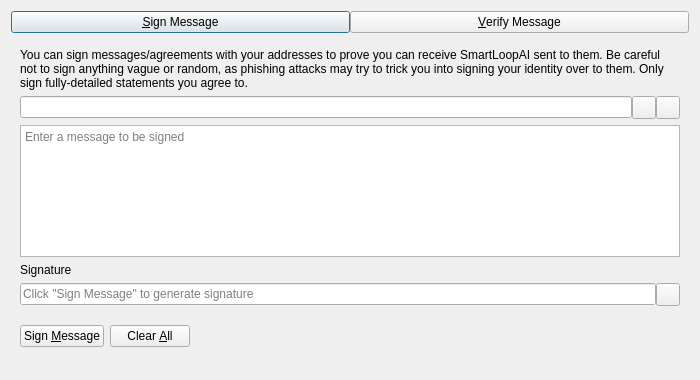
Before: the Qt Designer form src/qt/forms/signverifymessagedialog.ui in 1NF1N18Y/smartloopfix, drawn with Qt 5.
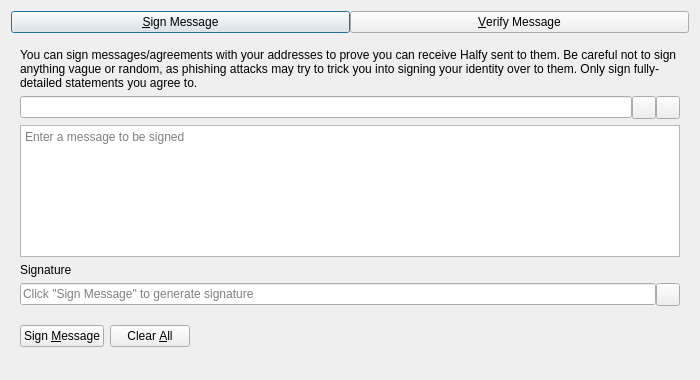
After: the same form once the commit is applied. Custom widgets are drawn as their Qt base class.

```diff
--- a/src/qt/forms/signverifymessagedialog.ui
+++ b/src/qt/forms/signverifymessagedialog.ui
@@ -63,7 +63,7 @@
        <item>
         <widget class="QLabel" name="infoLabel_SM">
          <property name="text">
-          <string>You can sign messages/agreements with your addresses to prove you can receive SmartLoopAI sent to them. Be careful not to sign anything vague or random, as phishing attacks may try to trick you into signing your identity over to them. Only sign fully-detailed statements you agree to.</string>
+          <string>You can sign messages/agreements with your addresses to prove you can receive Halfy sent to them. Be careful not to sign anything vague or random, as phishing attacks may try to trick you into signing your identity over to them. Only sign fully-detailed statements you agree to.</string>
          </property>
          <property name="textFormat">
           <enum>Qt::PlainText</enum>
```
Left out of the diff: 10 changed lines with no effect on the pictures.
